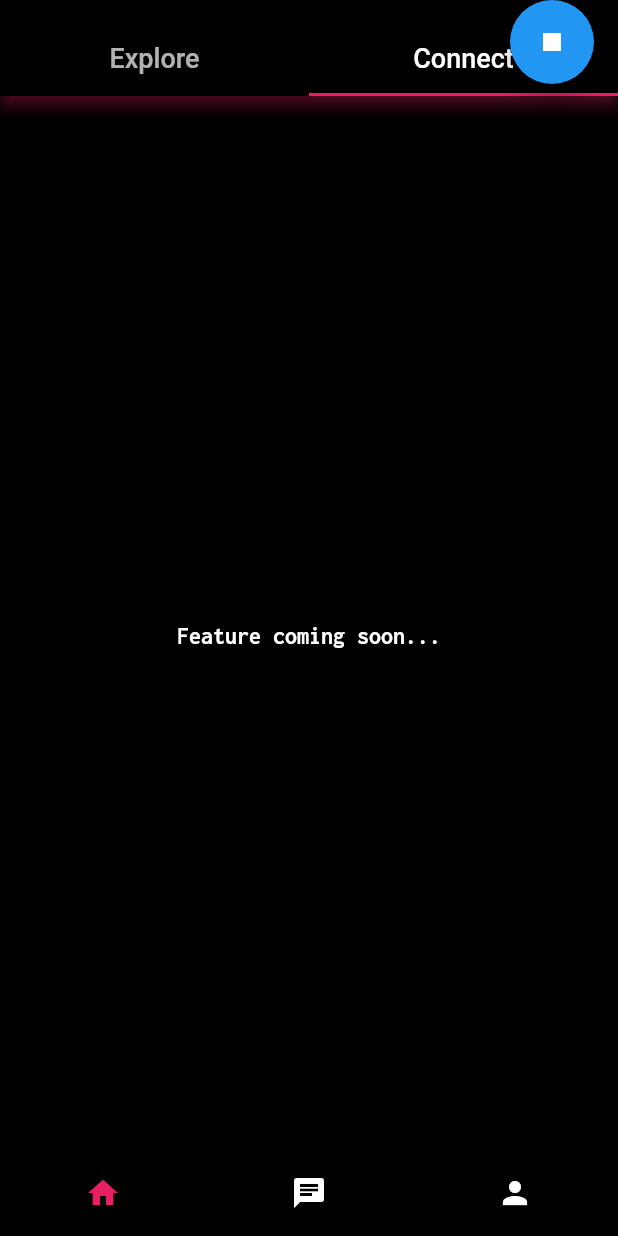
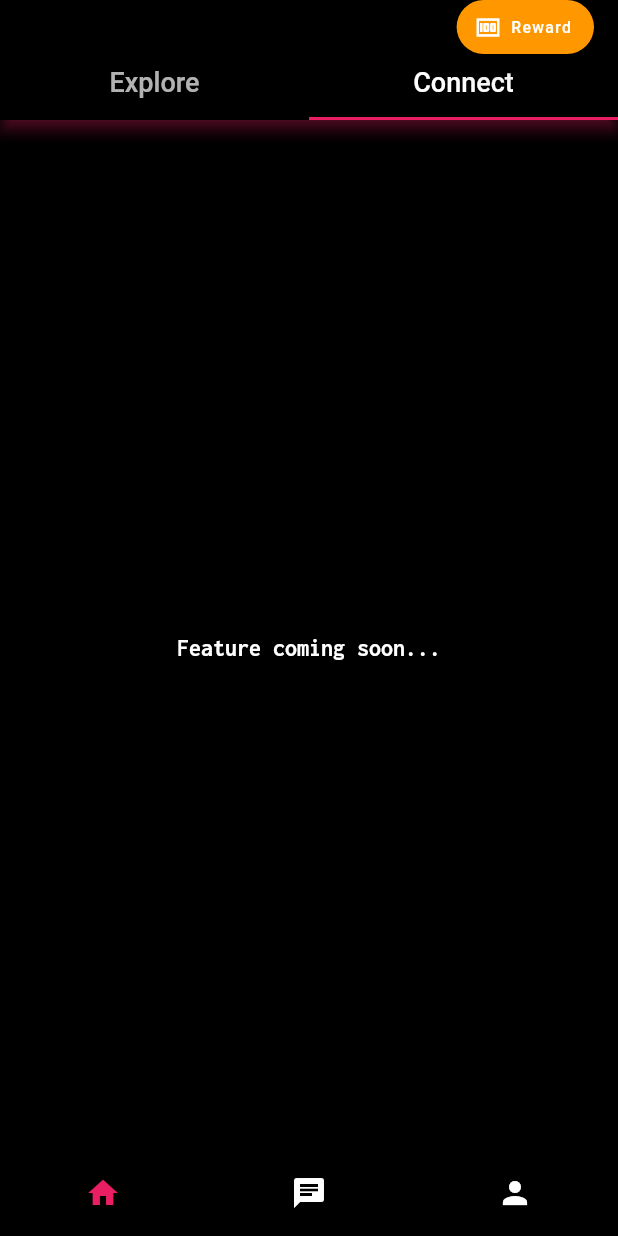
Before and after one commit to faye-u/web3chanel_flutter_app, a Flutter app: the BottomNavigation screen opened by its route, tab 2 chosen, on a phone screen of 412 x 824 dp. Run offline on Flutter 3.47's test engine with Material 2 defaults, Android fonts, the light colour scheme and no system bars; our stand-ins replace anim_search_bar, file_picker, flutter_chat_types, flutter_chat_ui, flutter_countdown_timer, google_fonts and 4 more; missing offline and left inert: avatars, walletconnect_dart.

Commit message:
UI refinement and refactor code

```diff
--- a/lib/navigation/bottom_navigation.dart
+++ b/lib/navigation/bottom_navigation.dart
@@ -29,15 +29,20 @@ class _BottomNavigationState extends State<BottomNavigation> {
   @override
   Widget build(BuildContext context) {
     return Scaffold(
-      floatingActionButton: FloatingActionButton(
-        child: Icon(Icons.stop),
+      floatingActionButton: SizedBox(
+        height: 36,
+        child: FittedBox(
+          child: FloatingActionButton.extended(
+            backgroundColor: Colors.orange,
             onPressed: () => {
               Navigator.push(
                 context,
                 MaterialPageRoute(builder: (context) => const RewardsPage()),
               )
             },
-      ),
+        icon: const Icon(Icons.money),
+        label: const Text('Reward'),
+      ))),
       floatingActionButtonLocation: FloatingActionButtonLocation.endTop,
       body: Center(
         child: _widgetOptions.elementAt(_selectedIndex),
--- a/lib/navigation/feed_tab_controller.dart
+++ b/lib/navigation/feed_tab_controller.dart
@@ -1,5 +1,4 @@
 import 'package:flutter/material.dart';
-import 'package:like_button/like_button.dart';
 
 import '../pages/not_yet_implement_page.dart';
 import '../views/post_scroll_view.dart';
--- a/lib/pages/feed_page.dart
+++ b/lib/pages/feed_page.dart
@@ -17,7 +17,7 @@ class _FeedPageState extends State<FeedPage> {
       color: Colors.black,
       child: Column(
         children: const <Widget>[
-          SizedBox(height: 16),
+          SizedBox(height: 32),
           Expanded( child: FeedTabController())
         ]
       )
--- a/lib/views/post_scroll_view.dart
+++ b/lib/views/post_scroll_view.dart
@@ -38,7 +38,9 @@ class _PostScrollViewState extends State<PostScrollView> {
             const SizedBox(height: 8),
             Image(image: AssetImage(imagePath), fit: BoxFit.fitWidth),
             const SizedBox(height: 16),
-            LikeButton(likeCount: Random().nextInt(10000))
+            Row(mainAxisAlignment: MainAxisAlignment.end, children: [
+              LikeButton(likeCount: Random().nextInt(10000)),
+              const SizedBox(width: 12)])
           ]
         );
   }
```
Also changed, not shown: lib/navigation/profile_tab_controller.dart (+17 -6 lines), lib/pages/profile_page.dart (+43 -4 lines), lib/views/post_grid_view.dart (deleted, +0 -30 lines), lib/widgets/User.dart (+11 -8 lines), lib/widgets/avatar_widget.dart (deleted, +0 -24 lines), assets/images/like_1.jpeg (added). Lines whose indentation alone changed are shown as unchanged.
